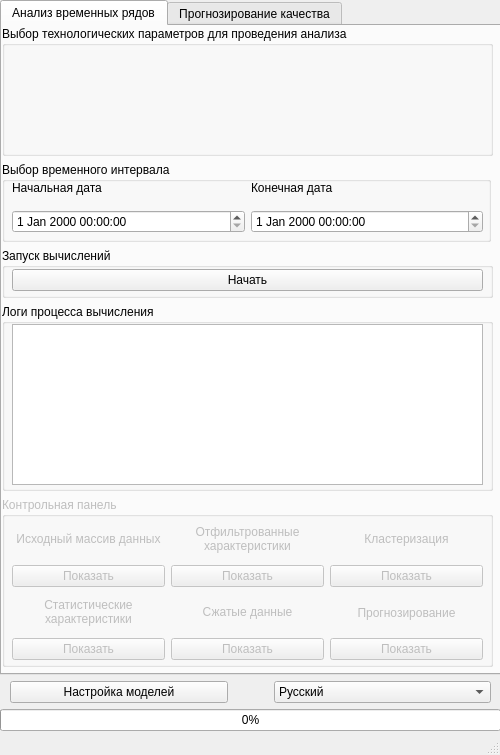
First picture: the form in Sources/Main.ui, repository ArbiterOfJudgement/DM, before the edit.
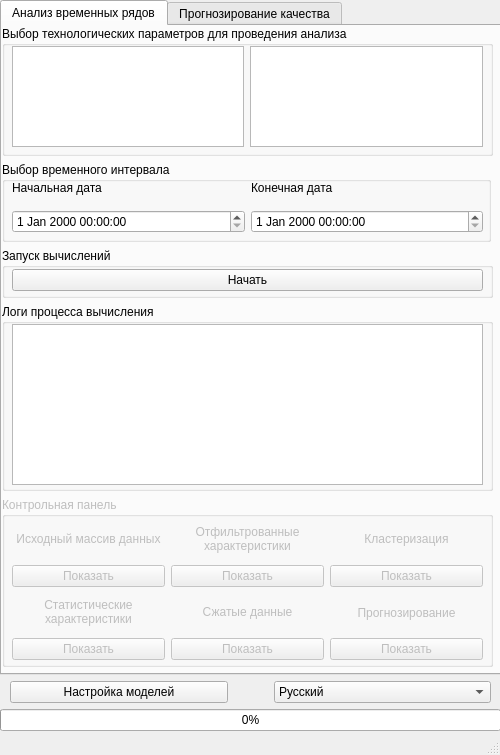
Second picture: the form after the edit.

What changed in the file:
```diff
--- a/Sources/Main.ui
+++ b/Sources/Main.ui
@@ -87,7 +87,14 @@
                <height>101</height>
               </rect>
              </property>
-             <layout class="QGridLayout" name="gridLayout_5"/>
+             <layout class="QGridLayout" name="gridLayout_5">
+              <item row="0" column="0">
+               <widget class="QListWidget" name="ParametersTSA"/>
+              </item>
+              <item row="0" column="1">
+               <widget class="QListWidget" name="OutputParametersTSA"/>
+              </item>
+             </layout>
             </widget>
            </widget>
           </item>
```
